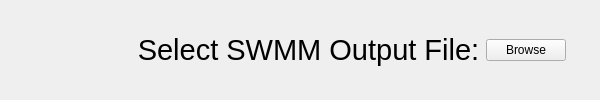
First picture: the form in UI_Files/browseWindow.ui, repository SurajKamble/SWMM2PEST, before the edit.
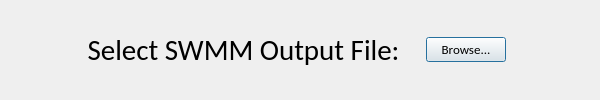
Second picture: the form after the edit. Icons and pictures are not drawn.

Patch:
```diff
--- a/UI_Files/browseWindow.ui
+++ b/UI_Files/browseWindow.ui
@@ -19,11 +19,12 @@
      <widget class="QLabel" name="label">
       <property name="font">
        <font>
+        <family>Calibri</family>
         <pointsize>22</pointsize>
        </font>
       </property>
       <property name="text">
-       <string>                Select SWMM Output File:</string>
+       <string>            Select SWMM Output File:   </string>
       </property>
      </widget>
     </item>
@@ -35,8 +36,17 @@
         <height>16777215</height>
        </size>
       </property>
+      <property name="font">
+       <font>
+        <family>Calibri</family>
+        <pointsize>10</pointsize>
+       </font>
+      </property>
       <property name="text">
-       <string>Browse</string>
+       <string>Browse...</string>
+      </property>
+      <property name="default">
+       <bool>true</bool>
       </property>
      </widget>
     </item>
```
Left out of the diff: 6 changed lines with no effect on the pictures.
